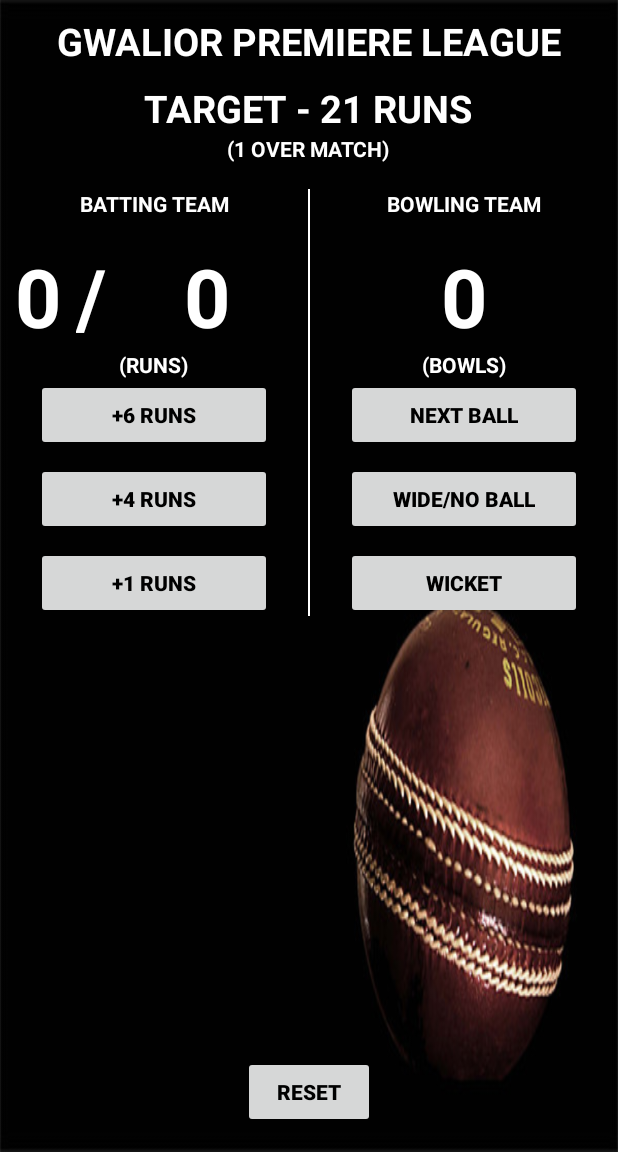
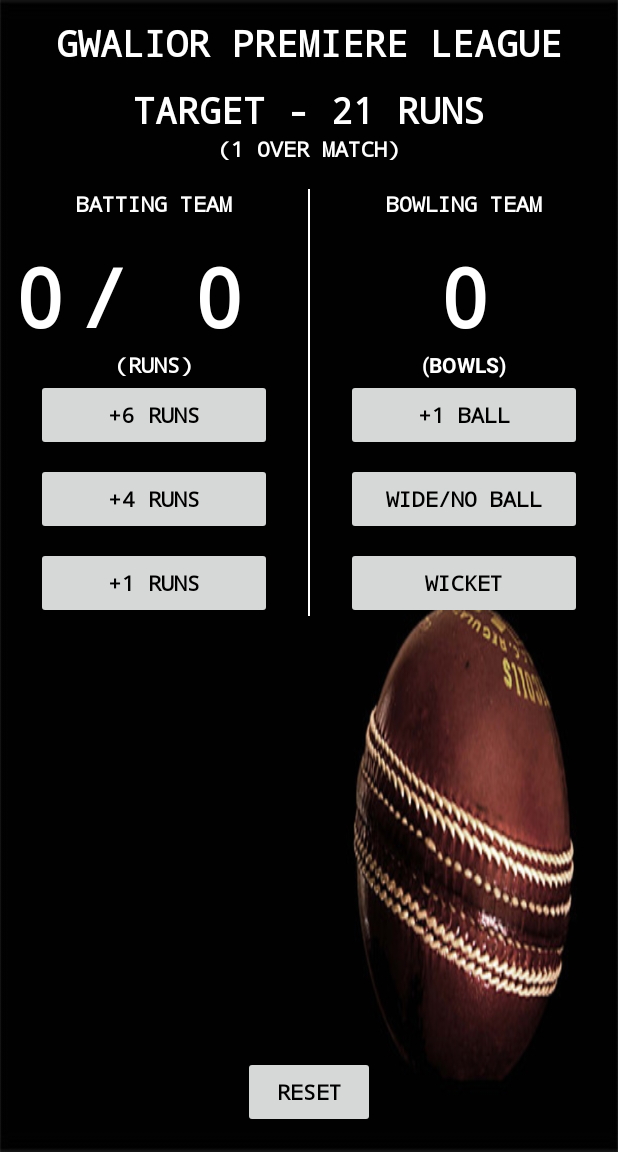
Before and after one commit to VineetPrasadVerma/ScoreKeeperCricket, an Android app: the screen it shows after launch (MainActivity), on a phone screen of 412 x 824 dp, the part 84-1236 px from its top. Run offline under Robolectric (Android 15) with nearby library versions, the phone set to English and light mode, and no system bars.

Commit message:
1.Updated the code placed 2.Putted all the numericals value in dimens.xml also changed the font style and in this commit I remove the functionality to autoincrease the ball on clickig the runs button now u have to increse the ball manually.

```diff
--- a/app/src/main/java/com/example/vineetprasadverma/scorekeeper_cricket/MainActivity.java
+++ b/app/src/main/java/com/example/vineetprasadverma/scorekeeper_cricket/MainActivity.java
@@ -19,23 +19,17 @@ public class MainActivity extends AppCompatActivity {
 
     public void add6ForBattingTeam(View v){
         runs = runs +6 ;
-        bowls = bowls +1 ;
         displayForBattingTeam(runs);
-        displayForBowlingTeam(bowls);
         chooseWinner();
     }
     public void add4ForBattingTeam(View v){
         runs = runs +4 ;
-        bowls = bowls +1 ;
         displayForBattingTeam(runs);
-        displayForBowlingTeam(bowls);
         chooseWinner();
     }
     public void add1ForBattingTeam(View v){
         runs = runs +1 ;
-        bowls = bowls +1 ;
         displayForBattingTeam(runs);
-        displayForBowlingTeam(bowls);
         chooseWinner();
     }
     public void addOneForBattingTeam(View v){
@@ -91,7 +85,7 @@ public class MainActivity extends AppCompatActivity {
     }
     public void displayWinner(String winner) {
         TextView scoreView = (TextView) findViewById(R.id.winner);
-        scoreView.setText(String.valueOf(winner));
+        scoreView.setText(winner);
     }
 
     /**
--- a/app/src/main/res/layout/activity_main.xml
+++ b/app/src/main/res/layout/activity_main.xml
@@ -1,21 +1,27 @@
 <?xml version="1.0" encoding="utf-8"?>
-<RelativeLayout xmlns:android="http://schemas.android.com/apk/res/android"
+<ScrollView xmlns:android="http://schemas.android.com/apk/res/android"
     xmlns:tools="http://schemas.android.com/tools"
     android:layout_width="match_parent"
     android:layout_height="match_parent"
     android:background="@drawable/cric"
-    android:scaleType="center"
+    android:fillViewport="true"
     tools:context="com.example.vineetprasadverma.scorekeeper_cricket.MainActivity">
+
+    <RelativeLayout
+        android:layout_width="match_parent"
+        android:layout_height="match_parent">
 
         <TextView
             android:id="@+id/league_name"
             android:layout_width="wrap_content"
             android:layout_height="wrap_content"
             android:layout_centerHorizontal="true"
-        android:layout_margin="10dp"
+            android:layout_margin="@dimen/twelve_dp"
+            android:fontFamily="monospace"
             android:text="@string/leaguename"
-        android:textColor="#FFFFFF"
-        android:textSize="25sp"
+            android:textAllCaps="true"
+            android:textColor="@color/white"
+            android:textSize="@dimen/twenty_four_sp"
             android:textStyle="bold" />
 
         <TextView
@@ -24,9 +30,11 @@
             android:layout_height="wrap_content"
             android:layout_below="@id/league_name"
             android:layout_centerHorizontal="true"
+            android:fontFamily="monospace"
             android:text="@string/Target"
-        android:textColor="#FFFFFF"
-        android:textSize="25sp"
+            android:textAllCaps="true"
+            android:textColor="@color/white"
+            android:textSize="@dimen/twenty_four_sp"
             android:textStyle="bold" />
 
         <TextView
@@ -34,14 +42,16 @@
             android:layout_height="wrap_content"
             android:layout_below="@id/target"
             android:layout_centerHorizontal="true"
+            android:fontFamily="monospace"
             android:text="@string/matchOver"
-        android:textColor="#FFFFFF"
+            android:textAllCaps="true"
+            android:textColor="@color/white"
             android:textStyle="bold" />
 
         <LinearLayout
             android:layout_width="match_parent"
             android:layout_height="wrap_content"
-        android:layout_marginTop="110dp"
+            android:layout_marginTop="@dimen/one_hundred_ten_dp"
             android:orientation="horizontal">
 
 
@@ -54,12 +64,13 @@
                 <TextView
                     android:layout_width="match_parent"
                     android:layout_height="wrap_content"
-                android:fontFamily="sans-serif"
+                    android:fontFamily="monospace"
                     android:gravity="center"
-                android:paddingTop="16dp"
+                    android:paddingTop="@dimen/sixteen_dp"
                     android:text="@string/batting_team"
-                android:textColor="#FFFFFF"
-                android:textSize="14sp"
+                    android:textAllCaps="true"
+                    android:textColor="@color/white"
+                    android:textSize="@dimen/fourteen_sp"
                     android:textStyle="bold" />
 
                 <LinearLayout
@@ -71,37 +82,37 @@
                         android:id="@+id/batting_team_runs"
                         android:layout_width="wrap_content"
                         android:layout_height="wrap_content"
-                    android:layout_marginTop="16dp"
-                    android:fontFamily="sans-serif"
+                        android:layout_marginTop="@dimen/sixteen_dp"
+                        android:fontFamily="monospace"
                         android:gravity="center"
-                    android:paddingLeft="10dp"
-                    android:paddingRight="10dp"
+                        android:paddingLeft="@dimen/ten_dp"
+                        android:paddingRight="@dimen/ten_dp"
                         android:text="@string/runs_scored"
-                    android:textColor="#FFFFFF"
-                    android:textSize="54sp"
+                        android:textColor="@color/white"
+                        android:textSize="@dimen/fifty_four"
                         android:textStyle="bold" />
 
                     <TextView
                         android:layout_width="wrap_content"
                         android:layout_height="wrap_content"
-                    android:layout_marginTop="16dp"
-                    android:fontFamily="sans-serif"
+                        android:layout_marginTop="@dimen/sixteen_dp"
+                        android:fontFamily="monospace"
                         android:gravity="center"
                         android:text="/"
-                    android:textColor="#FFFFFF"
-                    android:textSize="54sp"
+                        android:textColor="@color/white"
+                        android:textSize="@dimen/fifty_four"
                         android:textStyle="bold" />
 
                     <TextView
                         android:id="@+id/wicket"
                         android:layout_width="match_parent"
                         android:layout_height="wrap_content"
-                    android:layout_marginTop="16dp"
-                    android:fontFamily="sans-serif"
+                        android:layout_marginTop="@dimen/sixteen_dp"
+                        android:fontFamily="monospace"
                         android:gravity="center"
                         android:text="@string/fallofwicket"
-                    android:textColor="#FFFFFF"
-                    android:textSize="54sp"
+                        android:textColor="@color/white"
+                        android:textSize="@dimen/fifty_four"
                         android:textStyle="bold" />
                 </LinearLayout>
 
@@ -109,41 +120,46 @@
                     android:layout_width="wrap_content"
                     android:layout_height="wrap_content"
                     android:layout_gravity="center_horizontal"
+                    android:fontFamily="monospace"
                     android:text="@string/runs"
-                android:textColor="#FFFFFF"
+                    android:textAllCaps="true"
+                    android:textColor="@color/white"
                     android:textStyle="bold" />
 
                 <Button
                     android:layout_width="match_parent"
                     android:layout_height="wrap_content"
-                android:layout_marginBottom="@dimen/batballbuttonmargin"
-                android:layout_marginLeft="24dp"
-                android:layout_marginRight="24dp"
+                    android:layout_marginBottom="@dimen/eight_dp"
+                    android:layout_marginLeft="@dimen/twenty_four_dp"
+                    android:layout_marginRight="@dimen/twenty_four_dp"
+                    android:fontFamily="monospace"
                     android:onClick="add6ForBattingTeam"
                     android:text="@string/sixruns"
-                android:textColor="#000000"
+                    android:textColor="@color/black"
                     android:textStyle="bold" />
 
                 <Button
                     android:layout_width="match_parent"
                     android:layout_height="wrap_content"
-                android:layout_marginBottom="8dp"
-                android:layout_marginLeft="24dp"
-                android:layout_marginRight="24dp"
+                    android:layout_marginBottom="@dimen/eight_dp"
+                    android:layout_marginLeft="@dimen/twenty_four_dp"
+                    android:layout_marginRight="@dimen/twenty_four_dp"
+                    android:fontFamily="monospace"
                     android:onClick="add4ForBattingTeam"
                     android:text="@string/fourruns"
-                android:textColor="#000000"
+                    android:textColor="@color/black"
                     android:textStyle="bold" />
 
                 <Button
                     android:layout_width="match_parent"
                     android:layout_height="wrap_content"
-                android:layout_marginBottom="8dp"
-                android:layout_marginLeft="24dp"
-                android:layout_marginRight="24dp"
+                    android:layout_marginBottom="@dimen/eight_dp"
+                    android:layout_marginLeft="@dimen/twenty_four_dp"
+                    android:layout_marginRight="@dimen/twenty_four_dp"
+                    android:fontFamily="monospace"
                     android:onClick="add1ForBattingTeam"
                     android:text="@string/oneruns"
-                android:textColor="#000000"
+                    android:textColor="@color/black"
                     android:textStyle="bold" />
 
 
@@ -152,8 +168,8 @@
             <View
                 android:layout_width="1dp"
                 android:layout_height="match_parent"
-            android:layout_marginTop="16dp"
-            android:layout_marginBottom="10dp"
+                android:layout_marginBottom="@dimen/ten_dp"
+                android:layout_marginTop="@dimen/sixteen_dp"
                 android:background="@android:color/white"
 
                 />
@@ -167,24 +183,25 @@
                 <TextView
                     android:layout_width="match_parent"
                     android:layout_height="wrap_content"
-                android:fontFamily="sans-serif"
+                    android:fontFamily="monospace"
                     android:gravity="center"
-                android:paddingTop="16dp"
+                    android:paddingTop="@dimen/sixteen_dp"
                     android:text="@string/bowling_team"
-                android:textColor="#FFFFFF"
-                android:textSize="14sp"
+                    android:textAllCaps="true"
+                    android:textColor="@color/white"
+                    android:textSize="@dimen/fourteen_sp"
                     android:textStyle="bold" />
 
                 <TextView
                     android:id="@+id/bowling_team_bowled"
                     android:layout_width="match_parent"
                     android:layout_height="wrap_content"
-                android:fontFamily="sans-serif"
+                    android:fontFamily="monospace"
                     android:gravity="center"
-                android:paddingTop="16dp"
+                    android:paddingTop="@dimen/sixteen_dp"
                     android:text="@string/bowls_bowled"
-                android:textColor="#FFFFFF"
-                android:textSize="54sp"
+                    android:textColor="@color/white"
+                    android:textSize="@dimen/fifty_four"
                     android:textStyle="bold" />
 
                 <TextView
@@ -192,40 +209,44 @@
                     android:layout_height="wrap_content"
                     android:layout_gravity="center_horizontal"
                     android:text="@string/bowls"
-                android:textColor="#FFFFFF"
+                    android:textAllCaps="true"
+                    android:textColor="@color/white"
                     android:textStyle="bold" />
 
                 <Button
                     android:layout_width="match_parent"
                     android:layout_height="wrap_content"
-                android:layout_marginBottom="8dp"
-                android:layout_marginLeft="24dp"
-                android:layout_marginRight="24dp"
+                    android:layout_marginBottom="@dimen/eight_dp"
+                    android:layout_marginLeft="@dimen/twenty_four_dp"
+                    android:layout_marginRight="@dimen/twenty_four_dp"
+                    android:fontFamily="monospace"
                     android:onClick="add1BowlForBowlingTeam"
                     android:text="@string/nextball"
-                android:textColor="#000000"
+                    android:textColor="@color/black"
                     android:textStyle="bold" />
 
                 <Button
                     android:layout_width="match_parent"
                     android:layout_height="wrap_content"
-                android:layout_marginBottom="8dp"
-                android:layout_marginLeft="24dp"
-                android:layout_marginRight="24dp"
+                    android:layout_marginBottom="@dimen/eight_dp"
+                    android:layout_marginLeft="@dimen/twenty_four_dp"
+                    android:layout_marginRight="@dimen/twenty_four_dp"
+                    android:fontFamily="monospace"
                     android:onClick="addOneForBattingTeam"
                     android:text="@string/illegalball"
-                android:textColor="#000000"
+                    android:textColor="@color/black"
                     android:textStyle="bold" />
 
                 <Button
                     android:layout_width="match_parent"
                     android:layout_height="wrap_content"
-                android:layout_marginBottom="8dp"
-                android:layout_marginLeft="24dp"
-                android:layout_marginRight="24dp"
+                    android:layout_marginBottom="@dimen/eight_dp"
+                    android:layout_marginLeft="@dimen/twenty_four_dp"
+                    android:layout_marginRight="@dimen/twenty_four_dp"
+                    android:fontFamily="monospace"
                     android:onClick="addWicket"
                     android:text="@string/wicket"
-                android:textColor="#000000"
+                    android:textColor="@color/black"
                     android:textStyle="bold" />
 
 
@@ -235,13 +256,14 @@
         </LinearLayout>
 
         <TextView
+            android:id="@+id/winner"
+            android:layout_width="wrap_content"
             android:layout_height="wrap_content"
-        android:layout_width="wrap_content"
-        android:id="@+id/winner"
+            android:layout_above="@id/reset_button"
             android:layout_centerHorizontal="true"
-        android:textSize="20sp"
-        android:textColor="#FFFFFF"
-        android:layout_above="@id/reset_button"/>
+            android:fontFamily="monospace"
+            android:textColor="@color/white"
+            android:textSize="@dimen/twenty_four_sp" />
 
         <Button
             android:id="@+id/reset_button"
@@ -249,10 +271,11 @@
             android:layout_height="wrap_content"
             android:layout_alignParentBottom="true"
             android:layout_centerHorizontal="true"
-        android:layout_marginBottom="16dp"
+            android:layout_marginBottom="@dimen/sixteen_dp"
+            android:fontFamily="monospace"
             android:onClick="reset"
             android:text="@string/reset"
-        android:textColor="#000000"
+            android:textColor="@color/black"
             android:textStyle="bold" />
-
     </RelativeLayout>
+</ScrollView>
--- a/app/src/main/res/values/colors.xml
+++ b/app/src/main/res/values/colors.xml
@@ -3,4 +3,6 @@
     <color name="colorPrimary">#3F51B5</color>
     <color name="colorPrimaryDark">#303F9F</color>
     <color name="colorAccent">#FF4081</color>
+    <color name="white">#FFFFFF</color>
+    <color name="black">#000000</color>
 </resources>
--- a/app/src/main/res/values/dimens.xml
+++ b/app/src/main/res/values/dimens.xml
@@ -1,6 +1,14 @@
 <?xml version="1.0" encoding="utf-8"?>
 <resources>
-    <dimen name="batballbuttonmargin">8dp</dimen>
+    <dimen name="eight_dp">8dp</dimen>
+    <dimen name="twelve_dp">12dp</dimen>
+    <dimen name="twenty_four_sp">24sp</dimen>
+    <dimen name="one_hundred_ten_dp">110dp</dimen>
+    <dimen name="sixteen_dp">16dp</dimen>
+    <dimen name="fourteen_sp">14sp</dimen>
+    <dimen name="ten_dp">10dp</dimen>
+    <dimen name="fifty_four">54sp</dimen>
+    <dimen name="twenty_four_dp">24dp</dimen>
 
 
 </resources>
--- a/app/src/main/res/values/strings.xml
+++ b/app/src/main/res/values/strings.xml
@@ -1,21 +1,21 @@
 <resources>
     <string name="app_name">ScoreKeeper-Cricket</string>
-    <string name="batting_team">BATTING TEAM</string>
-    <string name="bowling_team">BOWLING TEAM</string>
+    <string name="batting_team">batting team</string>
+    <string name="bowling_team">bowling team</string>
     <string name="runs_scored">0</string>
     <string name="bowls_bowled">0</string>
-    <string name="runs">(RUNS)</string>
-    <string name="bowls">(BOWLS)</string>
-    <string name="sixruns">+6 RUNS</string>
-    <string name="fourruns">+4 RUNS</string>
-    <string name="oneruns">+1 RUNS</string>
-    <string name="nextball">NEXT BALL</string>
-    <string name="illegalball">WIDE/NO BALL</string>
-    <string name="wicket">WICKET</string>
-    <string name="reset">RESET</string>
+    <string name="runs">(runs)</string>
+    <string name="bowls">(bowls)</string>
+    <string name="sixruns">+6 runs</string>
+    <string name="fourruns">+4 runs</string>
+    <string name="oneruns">+1 runs</string>
+    <string name="nextball">+1 ball</string>
+    <string name="illegalball">Wide/no ball</string>
+    <string name="wicket">wicket</string>
+    <string name="reset">reset</string>
     <string name="fallofwicket">0</string>
-    <string name="leaguename">GWALIOR PREMIERE LEAGUE</string>
-    <string name="Target">TARGET - 21 RUNS</string>
-    <string name="matchOver">(1 OVER MATCH)</string>
+    <string name="leaguename">Gwalior premiere league</string>
+    <string name="Target">Target - 21 runs</string>
+    <string name="matchOver">(1 over match)</string>
 
 </resources>
```
Lines whose indentation alone changed are shown as unchanged.
